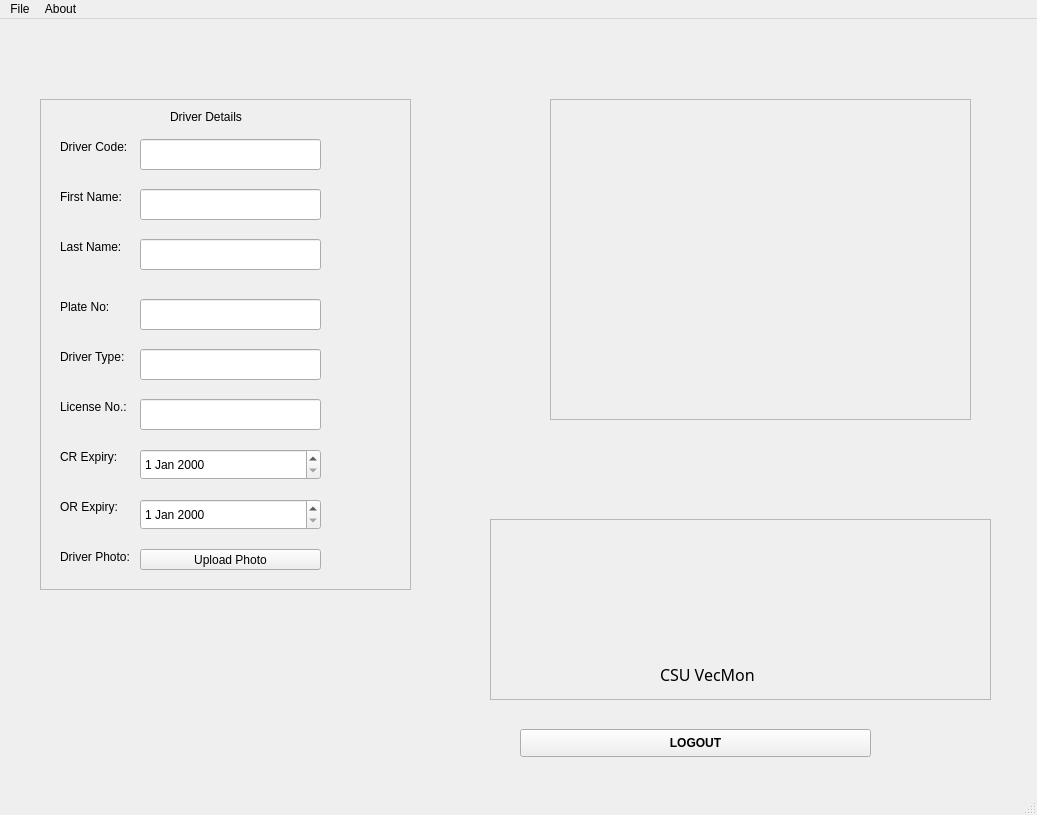
Before: the Qt Designer form ui/AdminMain.ui in AlienWolfX/CSU-RFID-PYQT6, drawn with Qt 5.
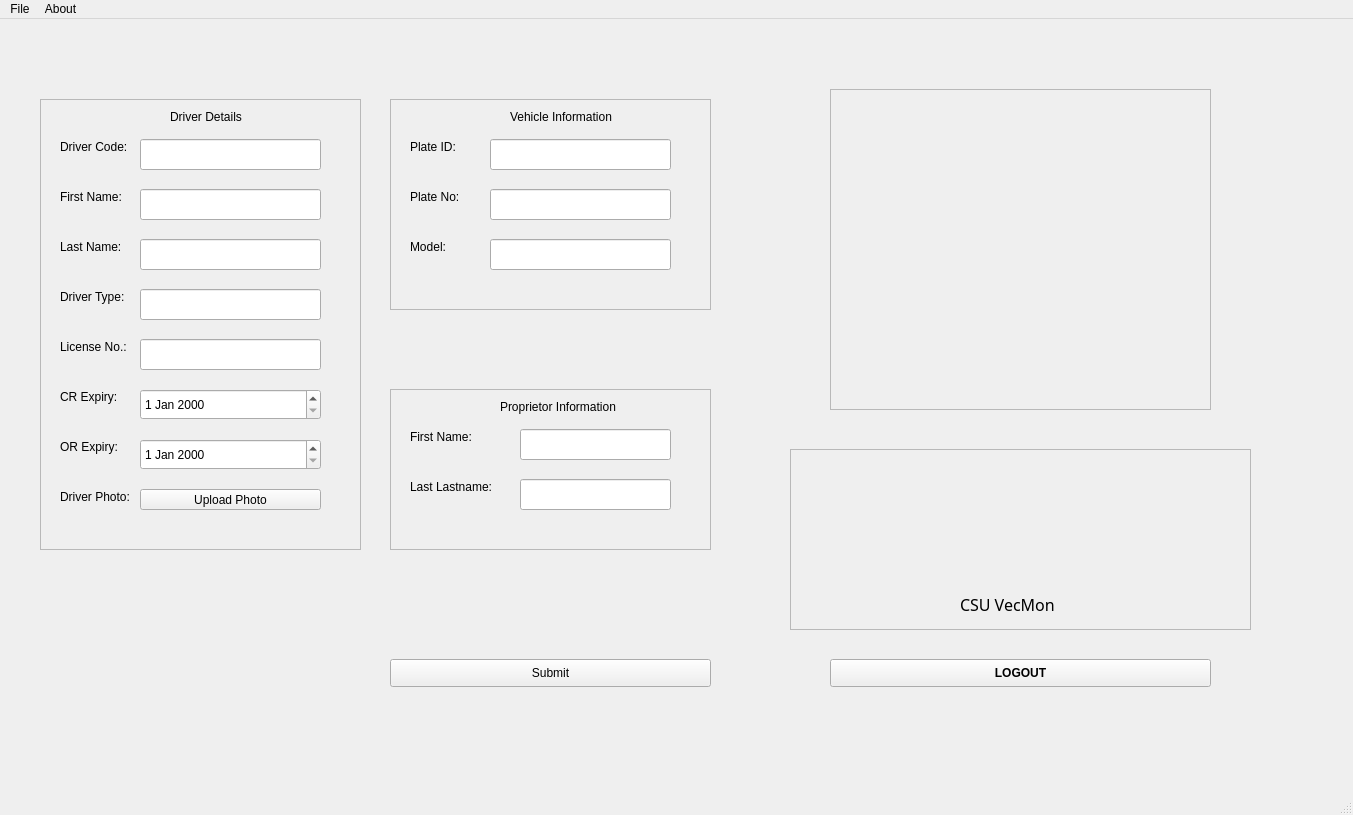
After: the same form once the commit is applied. Icons and pictures are not drawn.

Commit message: 🐞 fix: completed registration in admin

The edit to the form file:
```diff
--- a/ui/AdminMain.ui
+++ b/ui/AdminMain.ui
@@ -6,7 +6,7 @@
    <rect>
     <x>0</x>
     <y>0</y>
-    <width>1037</width>
+    <width>1353</width>
     <height>815</height>
    </rect>
   </property>
@@ -26,8 +26,8 @@
      <rect>
       <x>40</x>
       <y>80</y>
-      <width>371</width>
-      <height>491</height>
+      <width>321</width>
+      <height>451</height>
      </rect>
     </property>
     <property name="frameShape">
@@ -62,30 +62,7 @@
       <string>Driver Code:</string>
      </property>
     </widget>
-    <widget class="QLabel" name="plateLabel">
-     <property name="geometry">
-      <rect>
-       <x>20</x>
-       <y>200</y>
-       <width>55</width>
-       <height>16</height>
-      </rect>
-     </property>
-     <property name="text">
-      <string>Plate No:</string>
-     </property>
-    </widget>
-    <widget class="QLineEdit" name="plateValue">
-     <property name="geometry">
-      <rect>
-       <x>100</x>
-       <y>200</y>
-       <width>181</width>
-       <height>31</height>
-      </rect>
-     </property>
-    </widget>
-    <widget class="QLineEdit" name="first_nameValue">
+    <widget class="QLineEdit" name="dfirst_nameValue">
      <property name="geometry">
       <rect>
        <x>100</x>
@@ -145,7 +122,7 @@
      <property name="geometry">
       <rect>
        <x>20</x>
-       <y>250</y>
+       <y>190</y>
        <width>71</width>
        <height>16</height>
       </rect>
@@ -158,7 +135,7 @@
      <property name="geometry">
       <rect>
        <x>100</x>
-       <y>250</y>
+       <y>190</y>
        <width>181</width>
        <height>31</height>
       </rect>
@@ -168,7 +145,7 @@
      <property name="geometry">
       <rect>
        <x>20</x>
-       <y>300</y>
+       <y>240</y>
        <width>71</width>
        <height>16</height>
       </rect>
@@ -181,7 +158,7 @@
      <property name="geometry">
       <rect>
        <x>100</x>
-       <y>300</y>
+       <y>240</y>
        <width>181</width>
        <height>31</height>
       </rect>
@@ -191,7 +168,7 @@
      <property name="geometry">
       <rect>
        <x>100</x>
-       <y>350</y>
+       <y>290</y>
        <width>181</width>
        <height>31</height>
       </rect>
@@ -201,7 +178,7 @@
      <property name="geometry">
       <rect>
        <x>20</x>
-       <y>350</y>
+       <y>290</y>
        <width>71</width>
        <height>16</height>
       </rect>
@@ -214,7 +191,7 @@
      <property name="geometry">
       <rect>
        <x>20</x>
-       <y>400</y>
+       <y>340</y>
        <width>71</width>
        <height>16</height>
       </rect>
@@ -227,7 +204,7 @@
      <property name="geometry">
       <rect>
        <x>100</x>
-       <y>400</y>
+       <y>340</y>
        <width>181</width>
        <height>31</height>
       </rect>
@@ -237,7 +214,7 @@
      <property name="geometry">
       <rect>
        <x>20</x>
-       <y>450</y>
+       <y>390</y>
        <width>81</width>
        <height>16</height>
       </rect>
@@ -250,7 +227,7 @@
      <property name="geometry">
       <rect>
        <x>100</x>
-       <y>450</y>
+       <y>390</y>
        <width>181</width>
        <height>21</height>
       </rect>
@@ -263,9 +240,9 @@
    <widget class="QFrame" name="framePicture">
     <property name="geometry">
      <rect>
-      <x>550</x>
-      <y>80</y>
-      <width>421</width>
+      <x>830</x>
+      <y>70</y>
+      <width>381</width>
       <height>321</height>
      </rect>
     </property>
@@ -280,8 +257,8 @@
       <rect>
        <x>30</x>
        <y>20</y>
-       <width>361</width>
-       <height>271</height>
+       <width>321</width>
+       <height>281</height>
       </rect>
      </property>
      <property name="text">
@@ -295,9 +272,9 @@
    <widget class="QFrame" name="frameCSU">
     <property name="geometry">
      <rect>
-      <x>490</x>
-      <y>500</y>
-      <width>501</width>
+      <x>790</x>
+      <y>430</y>
+      <width>461</width>
       <height>181</height>
      </rect>
     </property>
@@ -330,9 +307,9 @@
    <widget class="QPushButton" name="buttonLogout">
     <property name="geometry">
      <rect>
-      <x>520</x>
-      <y>710</y>
-      <width>351</width>
+      <x>830</x>
+      <y>640</y>
+      <width>381</width>
       <height>28</height>
      </rect>
     </property>
@@ -356,8 +333,8 @@
    <widget class="QLabel" name="csuLogo">
     <property name="geometry">
      <rect>
-      <x>660</x>
-      <y>510</y>
+      <x>980</x>
+      <y>440</y>
       <width>121</width>
       <height>121</height>
      </rect>
@@ -375,13 +352,205 @@
      <bool>true</bool>
     </property>
    </widget>
+   <widget class="QFrame" name="frameInfo_2">
+    <property name="enabled">
+     <bool>true</bool>
+    </property>
+    <property name="geometry">
+     <rect>
+      <x>390</x>
+      <y>80</y>
+      <width>321</width>
+      <height>211</height>
+     </rect>
+    </property>
+    <property name="frameShape">
+     <enum>QFrame::StyledPanel</enum>
+    </property>
+    <property name="frameShadow">
+     <enum>QFrame::Raised</enum>
+    </property>
+    <widget class="QLabel" name="first_nameLabel_2">
+     <property name="geometry">
+      <rect>
+       <x>20</x>
+       <y>90</y>
+       <width>81</width>
+       <height>16</height>
+      </rect>
+     </property>
+     <property name="text">
+      <string>Plate No:</string>
+     </property>
+    </widget>
+    <widget class="QLabel" name="rfidLabel_2">
+     <property name="geometry">
+      <rect>
+       <x>20</x>
+       <y>40</y>
+       <width>71</width>
+       <height>16</height>
+      </rect>
+     </property>
+     <property name="text">
+      <string>Plate ID: </string>
+     </property>
+    </widget>
+    <widget class="QLineEdit" name="plate_noValue">
+     <property name="geometry">
+      <rect>
+       <x>100</x>
+       <y>90</y>
+       <width>181</width>
+       <height>31</height>
+      </rect>
+     </property>
+    </widget>
+    <widget class="QLineEdit" name="plate_idValue">
+     <property name="geometry">
+      <rect>
+       <x>100</x>
+       <y>40</y>
+       <width>181</width>
+       <height>31</height>
+      </rect>
+     </property>
+    </widget>
+    <widget class="QLabel" name="registerLabel_2">
+     <property name="geometry">
+      <rect>
+       <x>120</x>
+       <y>10</y>
+       <width>111</width>
+       <height>16</height>
+      </rect>
+     </property>
+     <property name="text">
+      <string>Vehicle Information</string>
+     </property>
+    </widget>
+    <widget class="QLineEdit" name="modelValue">
+     <property name="geometry">
+      <rect>
+       <x>100</x>
+       <y>140</y>
+       <width>181</width>
+       <height>31</height>
+      </rect>
+     </property>
+    </widget>
+    <widget class="QLabel" name="last_nameLabel_2">
+     <property name="geometry">
+      <rect>
+       <x>20</x>
+       <y>140</y>
+       <width>71</width>
+       <height>16</height>
+      </rect>
+     </property>
+     <property name="text">
+      <string>Model:</string>
+     </property>
+    </widget>
+   </widget>
+   <widget class="QFrame" name="frameInfo_3">
+    <property name="enabled">
+     <bool>true</bool>
+    </property>
+    <property name="geometry">
+     <rect>
+      <x>390</x>
+      <y>370</y>
+      <width>321</width>
+      <height>161</height>
+     </rect>
+    </property>
+    <property name="frameShape">
+     <enum>QFrame::StyledPanel</enum>
+    </property>
+    <property name="frameShadow">
+     <enum>QFrame::Raised</enum>
+    </property>
+    <widget class="QLabel" name="first_nameLabel_3">
+     <property name="geometry">
+      <rect>
+       <x>20</x>
+       <y>90</y>
+       <width>131</width>
+       <height>16</height>
+      </rect>
+     </property>
+     <property name="text">
+      <string>Last Lastname:</string>
+     </property>
+    </widget>
+    <widget class="QLabel" name="rfidLabel_3">
+     <property name="geometry">
+      <rect>
+       <x>20</x>
+       <y>40</y>
+       <width>101</width>
+       <height>16</height>
+      </rect>
+     </property>
+     <property name="text">
+      <string>First Name:</string>
+     </property>
+    </widget>
+    <widget class="QLineEdit" name="plast_nameValue">
+     <property name="geometry">
+      <rect>
+       <x>130</x>
+       <y>90</y>
+       <width>151</width>
+       <height>31</height>
+      </rect>
+     </property>
+    </widget>
+    <widget class="QLineEdit" name="pfirst_nameValue">
+     <property name="geometry">
+      <rect>
+       <x>130</x>
+       <y>40</y>
+       <width>151</width>
+       <height>31</height>
+      </rect>
+     </property>
+    </widget>
+    <widget class="QLabel" name="registerLabel_3">
+     <property name="geometry">
+      <rect>
+       <x>110</x>
+       <y>10</y>
+       <width>131</width>
+       <height>16</height>
+      </rect>
+     </property>
+     <property name="text">
+      <string>Proprietor Information</string>
+     </property>
+    </widget>
+   </widget>
+   <widget class="QPushButton" name="submitButton">
+    <property name="geometry">
+     <rect>
+      <x>390</x>
+      <y>640</y>
+      <width>321</width>
+      <height>28</height>
+     </rect>
+    </property>
+    <property name="text">
+     <string>Submit</string>
+    </property>
+   </widget>
   </widget>
   <widget class="QMenuBar" name="menubar">
    <property name="geometry">
     <rect>
      <x>0</x>
      <y>0</y>
-     <width>1037</width>
+     <width>1353</width>
      <height>26</height>
     </rect>
    </property>
```
Left out of the diff: 10 changed lines with no effect on the pictures. The commit also changes 3 other files.
